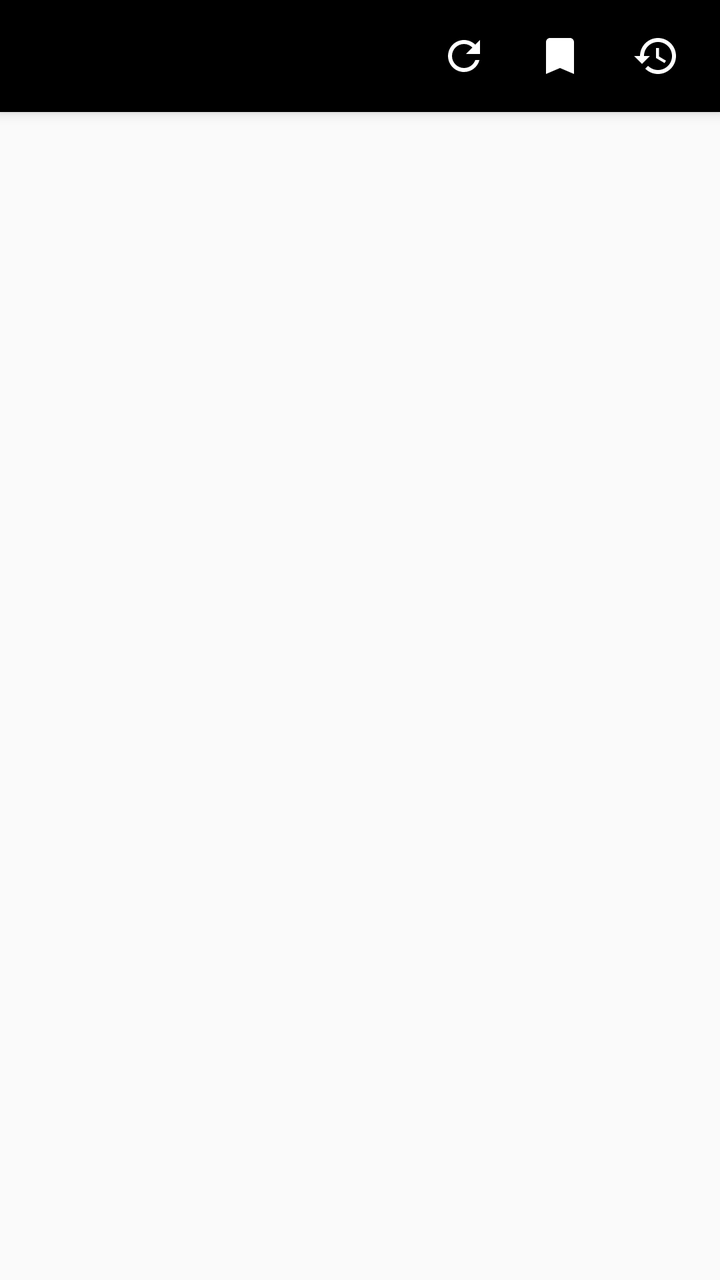
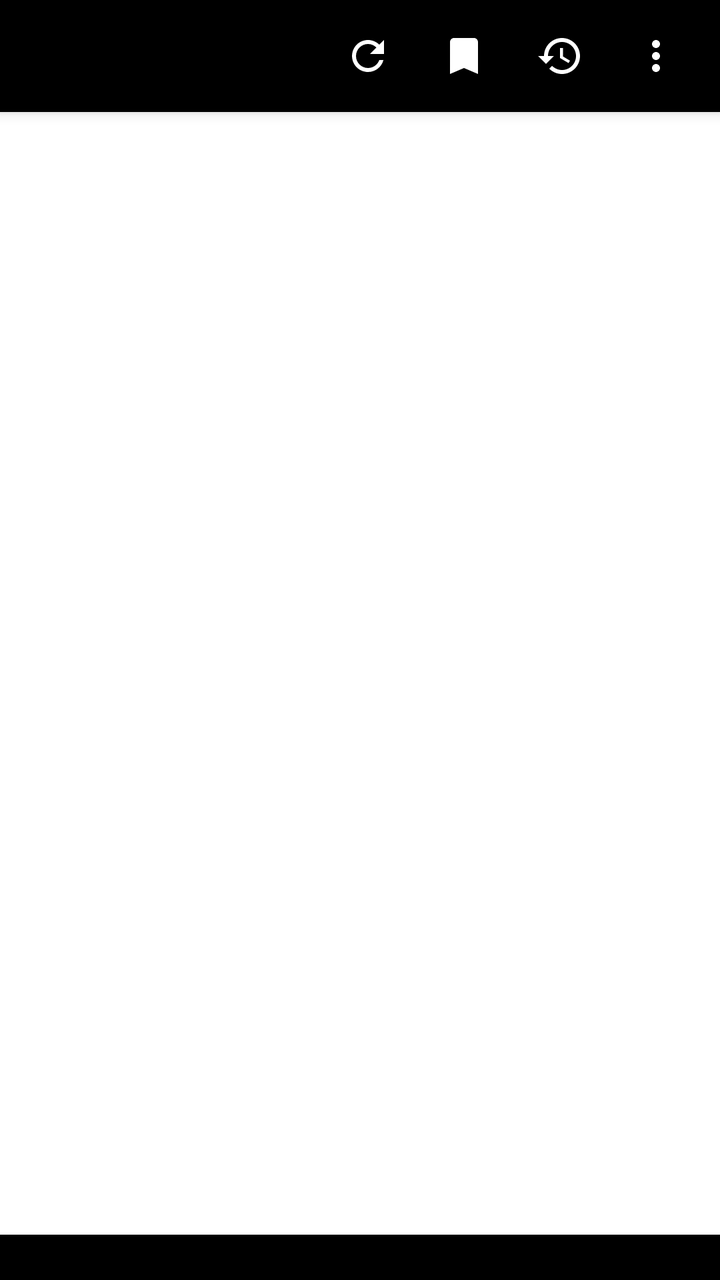

Screens rendered from an Android XML layout before and after an edit, with the pre-edit source and the edit as a unified diff.
<!-- AndroidManifest.xml: application theme AppTheme -->
<!-- res/layout/activity_main.xml -->
<?xml version="1.0" encoding="utf-8"?>
<LinearLayout xmlns:android="http://schemas.android.com/apk/res/android"
    android:layout_width="match_parent"
    android:layout_height="match_parent"
    android:background="?attr/zrBg"
    android:orientation="vertical">

    <LinearLayout
        android:layout_width="match_parent"
        android:layout_height="56dp"
        android:background="?attr/zrHeader"
        android:elevation="4dp"
        android:gravity="center_vertical"
        android:orientation="horizontal"
        android:paddingLeft="8dp"
        android:paddingRight="8dp">

        <TextView
            android:id="@+id/header"
            android:layout_width="0dp"
            android:layout_height="wrap_content"
            android:layout_weight="1"
            android:ellipsize="end"
            android:singleLine="true"
            android:textColor="#FFFFFFFF"
            android:textSize="19sp"
            android:textStyle="bold" />

        <ImageButton
            android:id="@+id/btnRescan"
            style="@style/BarButton"
            android:contentDescription="סרוק מחדש"
            android:src="@drawable/ic_refresh"
            android:nextFocusDown="@+id/list"
            android:nextFocusLeft="@+id/btnBookmarks"
            android:nextFocusRight="@+id/btnRescan"
            android:nextFocusUp="@id/btnRescan" />

        <ImageButton
            android:id="@+id/btnBookmarks"
            style="@style/BarButton"
            android:contentDescription="סימניות"
            android:src="@drawable/ic_bookmark"
            android:nextFocusDown="@+id/list"
            android:nextFocusLeft="@+id/btnHistory"
            android:nextFocusRight="@+id/btnRescan"
            android:nextFocusUp="@id/btnBookmarks" />

        <ImageButton
            android:id="@+id/btnHistory"
            style="@style/BarButton"
            android:contentDescription="היסטוריה"
            android:src="@drawable/ic_history"
            android:nextFocusDown="@+id/list"
            android:nextFocusLeft="@+id/btnHistory"
            android:nextFocusRight="@+id/btnBookmarks"
            android:nextFocusUp="@id/btnHistory" />
    </LinearLayout>

    <TextView
        android:id="@+id/empty"
        android:layout_width="match_parent"
        android:layout_height="wrap_content"
        android:padding="20dp"
        android:textColor="?attr/zrTextSecondary"
        android:textSize="17sp"
        android:visibility="gone" />

    <ListView
        android:id="@+id/list"
        android:layout_width="match_parent"
        android:layout_height="0dp"
        android:layout_weight="1"
        android:divider="#22000000"
        android:dividerHeight="1dp"
        android:listSelector="@drawable/list_selector"
        android:nextFocusUp="@id/btnRescan" />
</LinearLayout>
<!-- resources referenced by this layout -->
<resources>
  <!-- drawable ic_bookmark (drawable) -->
  <?xml version="1.0" encoding="utf-8"?>
  <vector xmlns:android="http://schemas.android.com/apk/res/android"
      android:width="24dp"
      android:height="24dp"
      android:viewportWidth="24"
      android:viewportHeight="24">
      <path android:fillColor="#FFFFFFFF" android:pathData="M17,3L7,3c-1.1,0 -1.99,0.9 -1.99,2L5,21l7,-3 7,3L19,5c0,-1.1 -0.9,-2 -2,-2z" />
  </vector>
  <!-- drawable list_selector (drawable) -->
  <?xml version="1.0" encoding="utf-8"?>
  <selector xmlns:android="http://schemas.android.com/apk/res/android">
      <item android:state_focused="true" android:drawable="@drawable/sel_focus" />
      <item android:state_pressed="true" android:drawable="@drawable/sel_press" />
      <item android:drawable="@android:color/transparent" />
  </selector>
  <style name="BarButton">
          <item name="android:layout_width">48dp</item>
          <item name="android:layout_height">48dp</item>
          <item name="android:background">@drawable/bar_button_bg</item>
          <item name="android:scaleType">center</item>
      </style>
  <style name="AppTheme" parent="android:Theme.Holo.Light.NoActionBar">
          <item name="zrBg">@color/bg_light</item>
          <item name="zrHeader">@color/header_black</item>
          <item name="zrAccent">@color/accent_blue</item>
          <item name="zrText">@color/text_dark</item>
          <item name="zrTextSecondary">@color/text_dark_secondary</item>
          <item name="zrRow">@color/row_light</item>
          <item name="android:windowBackground">@color/bg_light</item>
      </style>
  <!-- drawable sel_focus (drawable) -->
  <?xml version="1.0" encoding="utf-8"?>
  <shape xmlns:android="http://schemas.android.com/apk/res/android">
      <solid android:color="#33304E9A" />
      <stroke android:width="2dp" android:color="#FF304E9A" />
  </shape>
  <!-- drawable sel_press (drawable) -->
  <?xml version="1.0" encoding="utf-8"?>
  <shape xmlns:android="http://schemas.android.com/apk/res/android">
      <solid android:color="#22304E9A" />
  </shape>
  <!-- drawable bar_button_bg (drawable) -->
  <?xml version="1.0" encoding="utf-8"?>
  <selector xmlns:android="http://schemas.android.com/apk/res/android">
      <item android:state_focused="true" android:drawable="@drawable/bar_focus" />
      <item android:state_pressed="true" android:drawable="@drawable/bar_focus" />
      <item android:drawable="@android:color/transparent" />
  </selector>
  <color name="bg_light">#FFFAFAFA</color>
  <color name="header_black">#FF000000</color>
  <color name="accent_blue">#FF304E9A</color>
  <color name="text_dark">#FF212121</color>
  <color name="text_dark_secondary">#FF5A5A5A</color>
  <color name="row_light">#FFFFFFFF</color>
  <!-- drawable bar_focus (drawable) -->
  <?xml version="1.0" encoding="utf-8"?>
  <shape xmlns:android="http://schemas.android.com/apk/res/android">
      <solid android:color="#66304E9A" />
      <stroke android:width="2dp" android:color="#FF8AA4E6" />
  </shape>
  <!-- unchanged entries left out for length: 2 -->
</resources>

<!-- the commit's change to res/layout/activity_main.xml (unified diff, before → after) -->
@@ -31,30 +31,40 @@
             style="@style/BarButton"
             android:contentDescription="סרוק מחדש"
             android:src="@drawable/ic_refresh"
-            android:nextFocusDown="@+id/list"
             android:nextFocusLeft="@+id/btnBookmarks"
             android:nextFocusRight="@+id/btnRescan"
-            android:nextFocusUp="@id/btnRescan" />
+            android:nextFocusUp="@id/btnRescan"
+            android:nextFocusDown="@+id/list" />
 
         <ImageButton
             android:id="@+id/btnBookmarks"
             style="@style/BarButton"
             android:contentDescription="סימניות"
             android:src="@drawable/ic_bookmark"
-            android:nextFocusDown="@+id/list"
             android:nextFocusLeft="@+id/btnHistory"
             android:nextFocusRight="@+id/btnRescan"
-            android:nextFocusUp="@id/btnBookmarks" />
+            android:nextFocusUp="@id/btnBookmarks"
+            android:nextFocusDown="@+id/list" />
 
         <ImageButton
             android:id="@+id/btnHistory"
             style="@style/BarButton"
             android:contentDescription="היסטוריה"
             android:src="@drawable/ic_history"
-            android:nextFocusDown="@+id/list"
-            android:nextFocusLeft="@+id/btnHistory"
+            android:nextFocusLeft="@+id/btnMenu"
             android:nextFocusRight="@+id/btnBookmarks"
-            android:nextFocusUp="@id/btnHistory" />
+            android:nextFocusUp="@id/btnHistory"
+            android:nextFocusDown="@+id/list" />
+
+        <ImageButton
+            android:id="@+id/btnMenu"
+            style="@style/BarButton"
+            android:contentDescription="תפריט"
+            android:src="@drawable/ic_more"
+            android:nextFocusLeft="@+id/btnMenu"
+            android:nextFocusRight="@+id/btnHistory"
+            android:nextFocusUp="@id/btnMenu"
+            android:nextFocusDown="@+id/list" />
     </LinearLayout>
 
     <TextView
@@ -71,8 +81,22 @@
         android:layout_width="match_parent"
         android:layout_height="0dp"
         android:layout_weight="1"
+        android:background="?attr/zrRow"
         android:divider="#22000000"
         android:dividerHeight="1dp"
+        android:drawSelectorOnTop="true"
         android:listSelector="@drawable/list_selector"
         android:nextFocusUp="@id/btnRescan" />
+
+    <TextView
+        android:id="@+id/hint"
+        android:layout_width="match_parent"
+        android:layout_height="wrap_content"
+        android:background="?attr/zrHeader"
+        android:ellipsize="end"
+        android:gravity="center"
+        android:padding="4dp"
+        android:singleLine="true"
+        android:textColor="#FFBDBDBD"
+        android:textSize="11sp" />
 </LinearLayout>
<!-- resource entries referenced after the edit -->
@@ -8,6 +8,15 @@
       android:viewportWidth="24"
       android:viewportHeight="24">
       <path android:fillColor="#FFFFFFFF" android:pathData="M17,3L7,3c-1.1,0 -1.99,0.9 -1.99,2L5,21l7,-3 7,3L19,5c0,-1.1 -0.9,-2 -2,-2z" />
+  </vector>
+  <!-- drawable ic_more (drawable) -->
+  <?xml version="1.0" encoding="utf-8"?>
+  <vector xmlns:android="http://schemas.android.com/apk/res/android"
+      android:width="24dp"
+      android:height="24dp"
+      android:viewportWidth="24"
+      android:viewportHeight="24">
+      <path android:fillColor="#FFFFFFFF" android:pathData="M12,8c1.1,0 2,-0.9 2,-2s-0.9,-2 -2,-2 -2,0.9 -2,2 0.9,2 2,2zM12,10c-1.1,0 -2,0.9 -2,2s0.9,2 2,2 2,-0.9 2,-2 -0.9,-2 -2,-2zM12,16c-1.1,0 -2,0.9 -2,2s0.9,2 2,2 2,-0.9 2,-2 -0.9,-2 -2,-2z" />
   </vector>
   <!-- drawable list_selector (drawable) -->
   <?xml version="1.0" encoding="utf-8"?>
